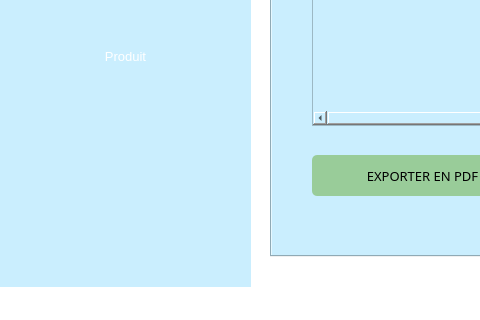
Before: the Qt Designer form servicewindow.ui in ProjetCpp-2425/projetcpp-smart-cleaning-store, drawn with Qt 5; both pictures show x 0 to 480 and y 324 to 644 of the 1200 by 644 pixel window.
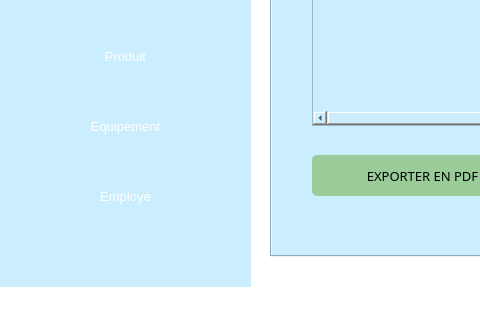
After: the same form once the commit is applied. Icons and pictures are not drawn.

The edit to the form file:
```diff
--- a/servicewindow.ui
+++ b/servicewindow.ui
@@ -201,6 +201,66 @@
       <string>Produit</string>
      </property>
     </widget>
+    <widget class="QPushButton" name="pushButton_9">
+     <property name="geometry">
+      <rect>
+       <x>30</x>
+       <y>450</y>
+       <width>191</width>
+       <height>61</height>
+      </rect>
+     </property>
+     <property name="cursor">
+      <cursorShape>PointingHandCursor</cursorShape>
+     </property>
+     <property name="styleSheet">
+      <string notr="true">background-color:#99CC99;
+font: 14pt &quot;Tempus Sans ITC&quot;;
+border-radius: 25px; 
+border: 1.5px solid #29ABE2; 
+color:#000000;
+QPushButton: {
+                     font-size: 14px;
+                      transition: all 0.3s ease;
+                      }
+QPushButton:hover {
+                      font-size: 18px;
+                      }</string>
+     </property>
+     <property name="text">
+      <string>Equipement</string>
+     </property>
+    </widget>
+    <widget class="QPushButton" name="pushButton_10">
+     <property name="geometry">
+      <rect>
+       <x>30</x>
+       <y>520</y>
+       <width>191</width>
+       <height>61</height>
+      </rect>
+     </property>
+     <property name="cursor">
+      <cursorShape>PointingHandCursor</cursorShape>
+     </property>
+     <property name="styleSheet">
+      <string notr="true">background-color:#99CC99;
+font: 14pt &quot;Tempus Sans ITC&quot;;
+border-radius: 25px; 
+border: 1.5px solid #29ABE2; 
+color:#000000;
+QPushButton: {
+                     font-size: 14px;
+                      transition: all 0.3s ease;
+                      }
+QPushButton:hover {
+                      font-size: 18px;
+                      }</string>
+     </property>
+     <property name="text">
+      <string>Employe</string>
+     </property>
+    </widget>
    </widget>
    <widget class="QTabWidget" name="tabWidget">
     <property name="enabled">
```
Left out of the diff: 2 changed lines with no effect on the pictures.
